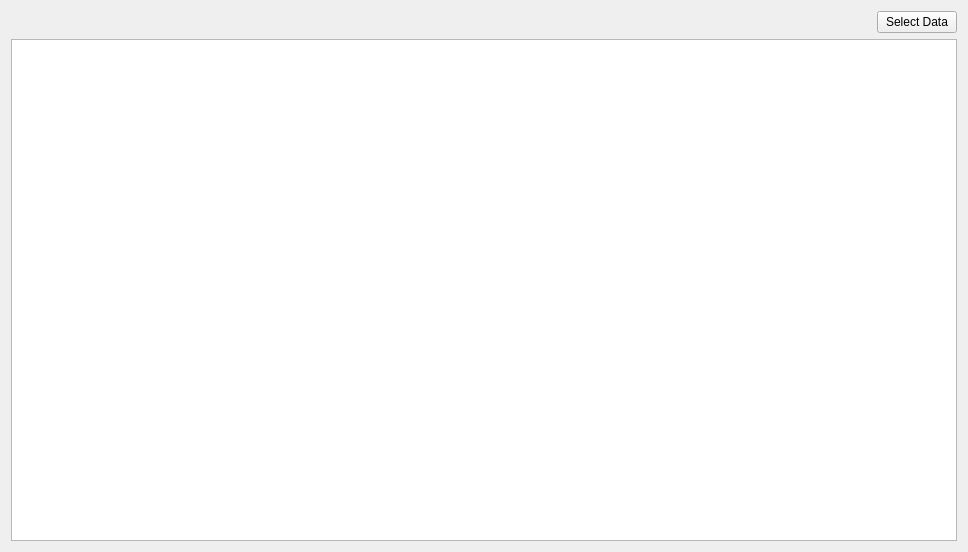
c-mellueh/IfcBorehole, file boreholeGUI/module/borehole/qt/Widget.ui: the form before one commit.
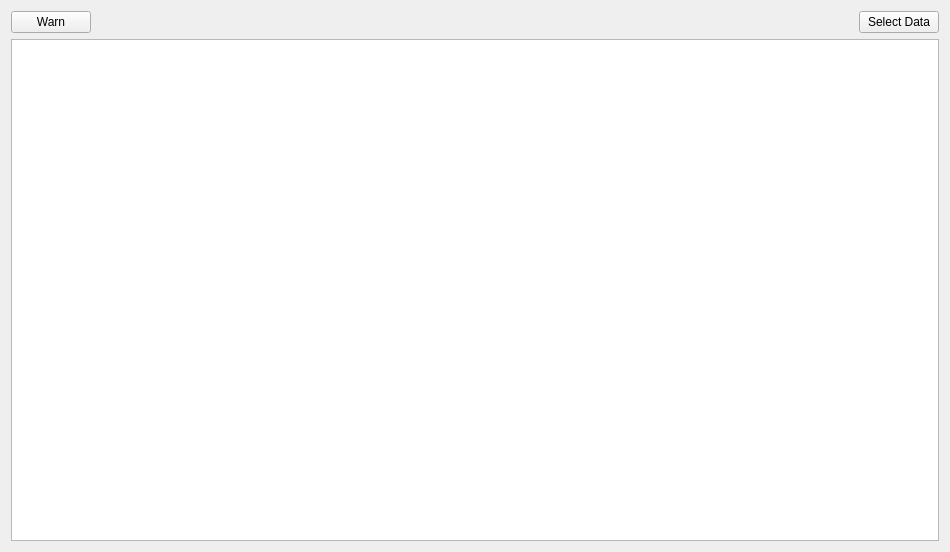
The form after the commit. Custom widgets are drawn as their Qt base class.

The edit to the form file:
```diff
--- a/boreholeGUI/module/borehole/qt/Widget.ui
+++ b/boreholeGUI/module/borehole/qt/Widget.ui
@@ -6,7 +6,7 @@
             <rect>
                 <x>0</x>
                 <y>0</y>
-                <width>968</width>
+                <width>950</width>
                 <height>552</height>
             </rect>
         </property>
@@ -16,6 +16,13 @@
         <layout class="QVBoxLayout" name="verticalLayout">
             <item>
                 <layout class="QHBoxLayout" name="horizontalLayout">
+                    <item>
+                        <widget class="QPushButton" name="pushButton_2">
+                            <property name="text">
+                                <string>Warn</string>
+                            </property>
+                        </widget>
+                    </item>
                     <item>
                         <spacer name="horizontalSpacer">
                             <property name="orientation">
@@ -43,6 +50,13 @@
             </item>
         </layout>
     </widget>
+    <customwidgets>
+        <customwidget>
+            <class>TableView</class>
+            <extends>QTableView</extends>
+            <header>boreholeGUI.module.borehole.ui</header>
+        </customwidget>
+    </customwidgets>
     <resources/>
     <connections/>
 </ui>
```
Left out of the diff: 2 changed lines with no effect on the pictures.
